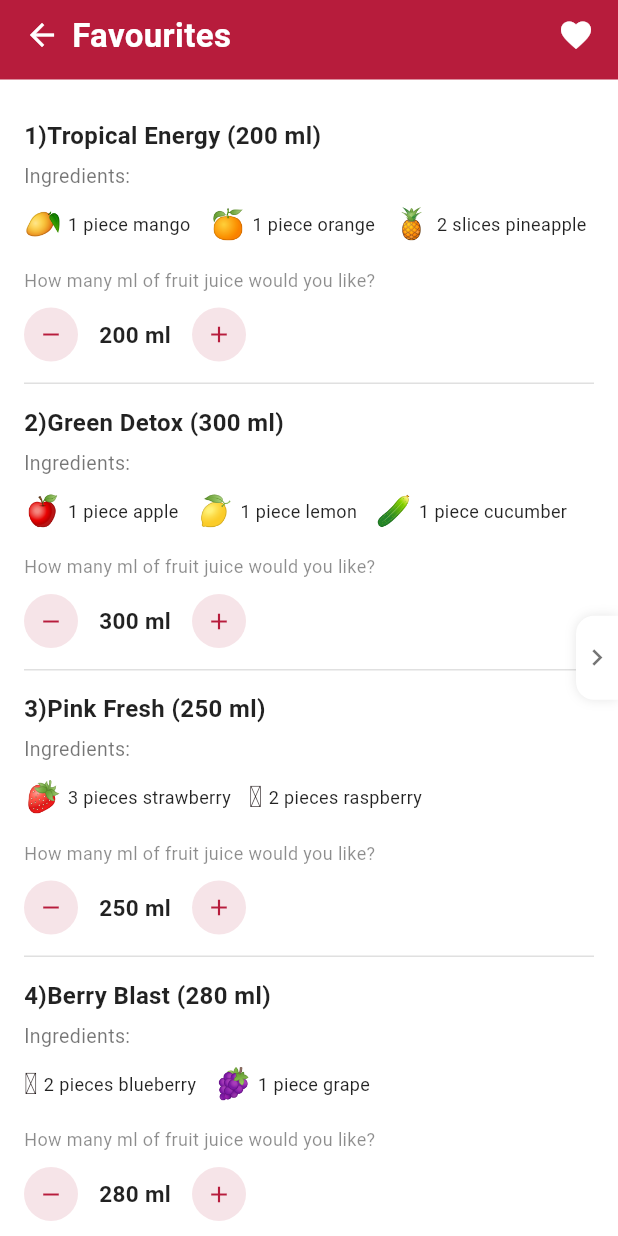
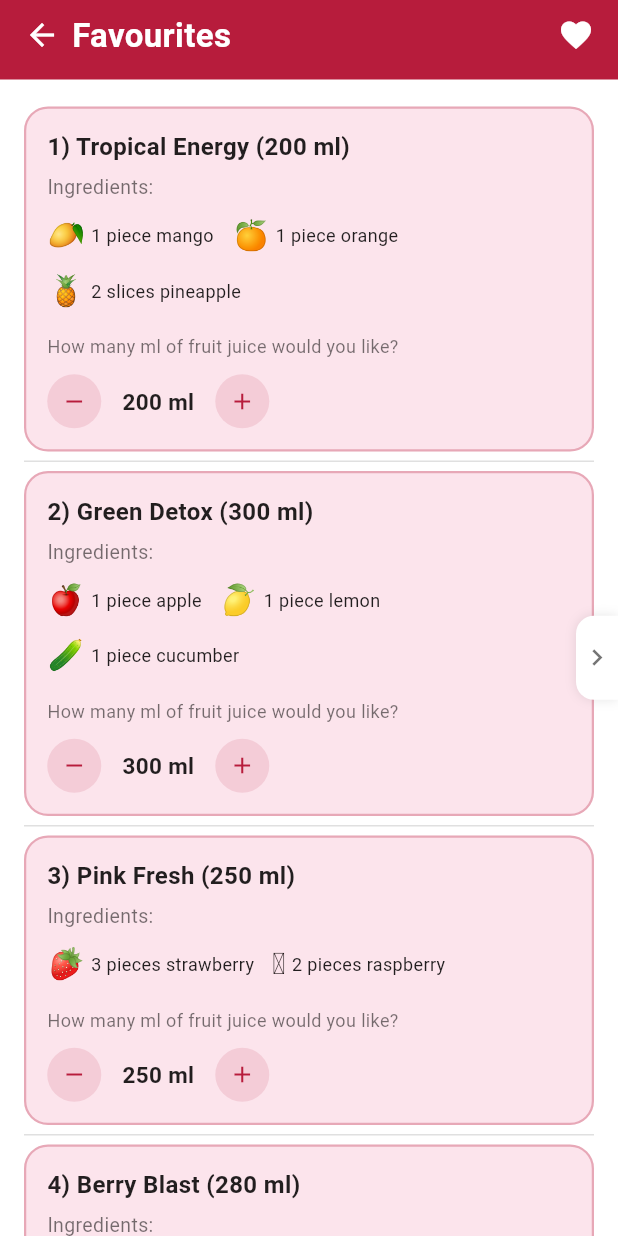
Before and after one commit to ugurcavusoglu/smartjuice-app, a Flutter app: the RecipesTabScreen screen opened directly, on a phone screen of 412 x 824 dp. Run offline on Flutter 3.47's test engine with Material 3 defaults, Android fonts, the phone set to English and light mode, and no system bars; our stand-ins replace go_router, shared_preferences; accounts and stored records are empty.

Commit message:
Improve recipe cards for dark mode
- Add pink card background and red border to each recipe card
- Dark mode: deep red card background, white text
- Light mode: light pink background, dark text
- All text colors now theme-aware

Co-Authored-By: Claude Sonnet 4.6 <noreply@anthropic.com>

```diff
--- a/lib/screens/recipes/recipes_tab_screen.dart
+++ b/lib/screens/recipes/recipes_tab_screen.dart
@@ -231,24 +231,36 @@ class _RecipeCardState extends State<_RecipeCard> {
 
   @override
   Widget build(BuildContext context) {
+    final isDark = context.watch<ThemeProvider>().isDark;
+    final cardBg = isDark ? const Color(0xFF3D1A24) : const Color(0xFFFCE4EC);
+    final titleColor = isDark ? Colors.white : Colors.black87;
+    final subColor = isDark ? Colors.white70 : Colors.black54;
+    final ingColor = isDark ? Colors.white : Colors.black87;
     return TapEffect(
       onTap: _openPopup,
       scale: 0.97,
-      child: Padding(
-        padding: const EdgeInsets.symmetric(vertical: 14),
+      child: Container(
+        margin: const EdgeInsets.symmetric(vertical: 6),
+        padding: const EdgeInsets.all(14),
+        decoration: BoxDecoration(
+          color: cardBg,
+          borderRadius: BorderRadius.circular(16),
+          border: Border.all(
+              color: kPrimary.withValues(alpha: isDark ? 0.5 : 0.3), width: 1.5),
+        ),
         child: Column(
           crossAxisAlignment: CrossAxisAlignment.start,
           children: [
             Text(
-              '${widget.number})${widget.recipe.name} ($_ml ml)',
-              style: const TextStyle(
+              '${widget.number}) ${widget.recipe.name} ($_ml ml)',
+              style: TextStyle(
                   fontSize: 16,
                   fontWeight: FontWeight.bold,
-                  color: Colors.black87),
+                  color: titleColor),
             ),
             const SizedBox(height: 6),
-            const Text('Ingredients:',
-                style: TextStyle(fontSize: 13, color: Colors.black54)),
+            Text('Ingredients:',
+                style: TextStyle(fontSize: 13, color: subColor)),
             const SizedBox(height: 8),
             Wrap(
               spacing: 12,
@@ -262,15 +274,14 @@ class _RecipeCardState extends State<_RecipeCard> {
                     Text(emoji, style: const TextStyle(fontSize: 20)),
                     const SizedBox(width: 4),
                     Text('$amount ${ing.name.toLowerCase()}',
-                        style: const TextStyle(
-                            fontSize: 12, color: Colors.black87)),
+                        style: TextStyle(fontSize: 12, color: ingColor)),
                   ],
                 );
               }).toList(),
             ),
             const SizedBox(height: 14),
-            const Text('How many ml of fruit juice would you like?',
-                style: TextStyle(fontSize: 12, color: Colors.black45)),
+            Text('How many ml of fruit juice would you like?',
+                style: TextStyle(fontSize: 12, color: subColor)),
             const SizedBox(height: 10),
             Row(
               children: [
@@ -287,10 +298,10 @@ class _RecipeCardState extends State<_RecipeCard> {
                 ),
                 const SizedBox(width: 14),
                 Text('$_ml ml',
-                    style: const TextStyle(
+                    style: TextStyle(
                         fontSize: 15,
                         fontWeight: FontWeight.bold,
-                        color: Colors.black87)),
+                        color: titleColor)),
                 const SizedBox(width: 14),
                 GestureDetector(
                   onTap: () =>
```
